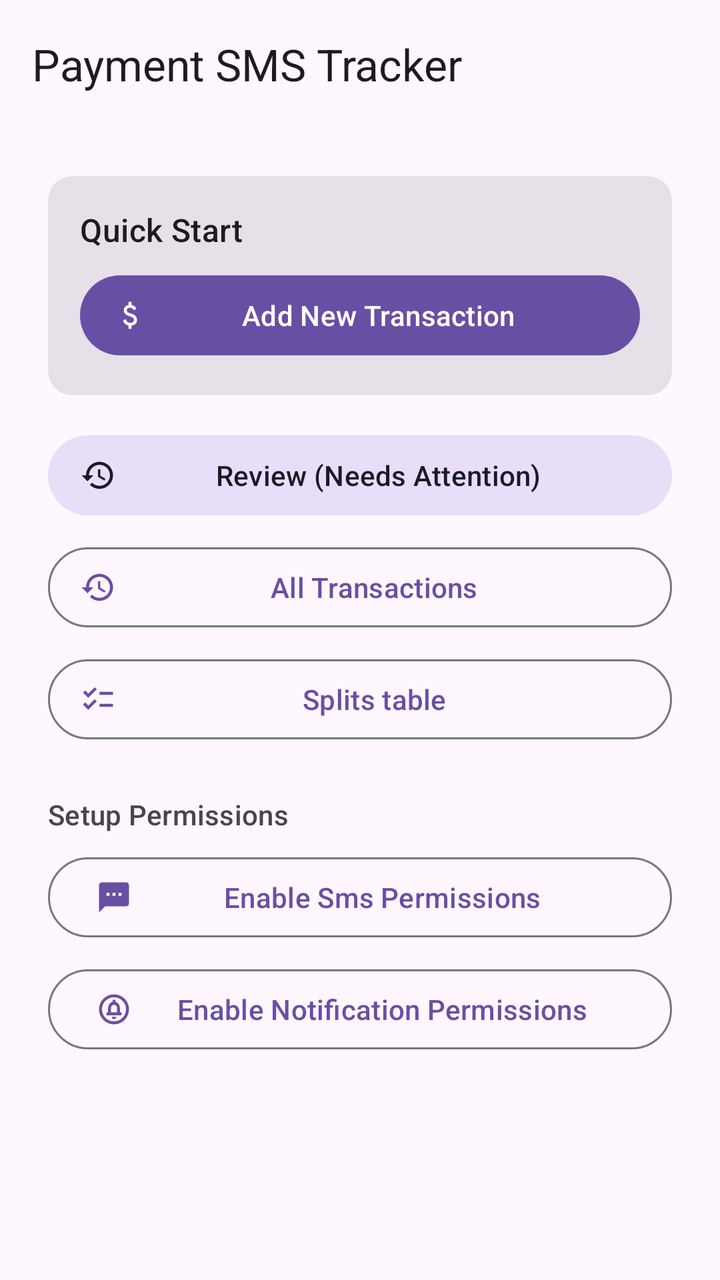
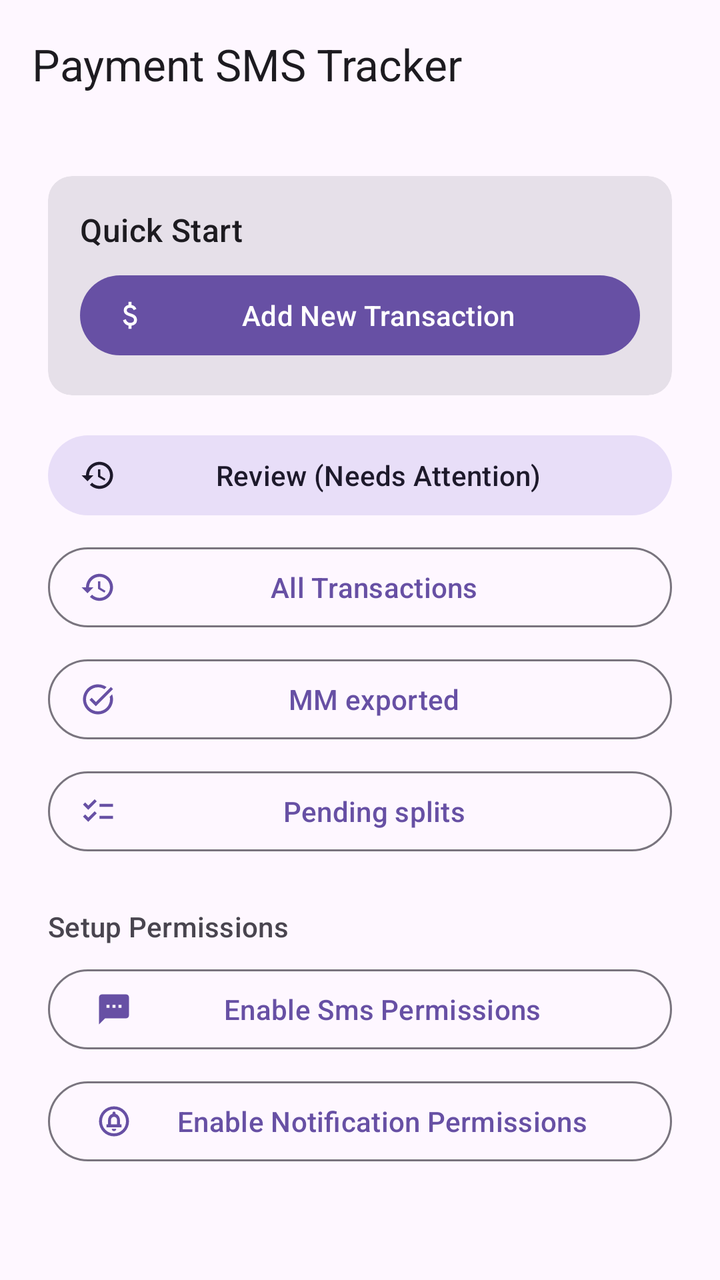

Compare the two renders of this Android layout. The source of the first and the diff that turns it into the second are given below.
<!-- AndroidManifest.xml: application theme Theme.PaymentSmsTracker -->
<!-- res/layout/activity_main.xml -->
<?xml version="1.0" encoding="utf-8"?>
<androidx.coordinatorlayout.widget.CoordinatorLayout xmlns:android="http://schemas.android.com/apk/res/android"
    xmlns:app="http://schemas.android.com/apk/res-auto"
    xmlns:tools="http://schemas.android.com/tools"
    android:layout_width="match_parent"
    android:layout_height="match_parent"
    android:fitsSystemWindows="true"
    tools:context=".MainActivity">

    <com.google.android.material.appbar.AppBarLayout
        android:layout_width="match_parent"
        android:layout_height="wrap_content">

        <com.google.android.material.appbar.MaterialToolbar
            android:id="@+id/toolbarHome"
            android:layout_width="match_parent"
            android:layout_height="?attr/actionBarSize"
            app:title="@string/payment_sms_tracker" />
    </com.google.android.material.appbar.AppBarLayout>

    <androidx.core.widget.NestedScrollView
        android:layout_width="match_parent"
        android:layout_height="match_parent"
        app:layout_behavior="@string/appbar_scrolling_view_behavior">

        <LinearLayout
            android:layout_width="match_parent"
            android:layout_height="wrap_content"
            android:orientation="vertical"
            android:padding="24dp">

            <com.google.android.material.card.MaterialCardView
                android:id="@+id/card_main_actions"
                style="?attr/materialCardViewFilledStyle"
                android:layout_width="match_parent"
                android:layout_height="wrap_content">

                <LinearLayout
                    android:layout_width="match_parent"
                    android:layout_height="wrap_content"
                    android:orientation="vertical"
                    android:padding="16dp">

                    <TextView
                        android:layout_width="wrap_content"
                        android:layout_height="wrap_content"
                        android:layout_marginBottom="8dp"
                        android:text="@string/quick_start"
                        android:textAppearance="?attr/textAppearanceTitleMedium" />

                    <com.google.android.material.button.MaterialButton
                        android:id="@+id/button_go_to_transaction"
                        style="@style/Widget.Material3.Button.Icon"
                        android:layout_width="match_parent"
                        android:layout_height="wrap_content"
                        android:text="@string/add_new_transaction"
                        app:icon="@drawable/outline_attach_money_24" />
                </LinearLayout>
            </com.google.android.material.card.MaterialCardView>

            <com.google.android.material.button.MaterialButton
                android:id="@+id/button_review_today"
                style="@style/Widget.Material3.Button.TonalButton.Icon"
                android:layout_width="match_parent"
                android:layout_height="wrap_content"
                android:layout_marginTop="16dp"
                android:text="@string/review_needs_attention"
                app:icon="@drawable/baseline_history_24" />

            <com.google.android.material.button.MaterialButton
                android:id="@+id/button_view_all_transactions"
                style="@style/Widget.Material3.Button.OutlinedButton.Icon"
                android:layout_width="match_parent"
                android:layout_height="wrap_content"
                android:layout_marginTop="8dp"
                android:text="@string/view_all_transactions"
                app:icon="@drawable/baseline_history_24" />

            <com.google.android.material.button.MaterialButton
                android:id="@+id/button_open_splits"
                style="@style/Widget.Material3.Button.OutlinedButton.Icon"
                android:layout_width="match_parent"
                android:layout_height="wrap_content"
                android:layout_marginTop="8dp"
                android:text="@string/splits_table"
                app:icon="@drawable/outline_checklist_24" />

            <TextView
                android:id="@+id/textView_setup_title"
                android:layout_width="wrap_content"
                android:layout_height="wrap_content"
                android:layout_marginTop="24dp"
                android:layout_marginBottom="8dp"
                android:text="@string/setup_permissions"
                android:textAppearance="?attr/textAppearanceTitleSmall"
                android:textColor="?attr/colorOnSurfaceVariant" />

            <com.google.android.material.button.MaterialButton
                android:id="@+id/button_enable_sms_feature"
                style="?attr/materialButtonOutlinedStyle"
                android:layout_width="match_parent"
                android:layout_height="wrap_content"
                android:text="@string/enable_sms_permissions"
                app:icon="@drawable/baseline_sms_24" />

            <com.google.android.material.button.MaterialButton
                android:id="@+id/your_button_to_enable_notifications"
                style="?attr/materialButtonOutlinedStyle"
                android:layout_width="match_parent"
                android:layout_height="wrap_content"
                android:layout_marginTop="8dp"
                android:text="@string/enable_notifications"
                app:icon="@drawable/outline_circle_notifications_24" />
        </LinearLayout>
    </androidx.core.widget.NestedScrollView>
</androidx.coordinatorlayout.widget.CoordinatorLayout>
<!-- resources referenced by this layout -->
<resources>
  <!-- drawable baseline_history_24 (drawable) -->
  <vector xmlns:android="http://schemas.android.com/apk/res/android" android:height="24dp" android:tint="#000000" android:viewportHeight="24" android:viewportWidth="24" android:width="24dp">
        
      <path android:fillColor="@android:color/white" android:pathData="M13,3c-4.97,0 -9,4.03 -9,9L1,12l3.89,3.89 0.07,0.14L9,12L6,12c0,-3.87 3.13,-7 7,-7s7,3.13 7,7 -3.13,7 -7,7c-1.93,0 -3.68,-0.79 -4.94,-2.06l-1.42,1.42C8.27,19.99 10.51,21 13,21c4.97,0 9,-4.03 9,-9s-4.03,-9 -9,-9zM12,8v5l4.28,2.54 0.72,-1.21 -3.5,-2.08L13.5,8L12,8z"/>
      
  </vector>
  <!-- drawable baseline_sms_24 (drawable) -->
  <vector xmlns:android="http://schemas.android.com/apk/res/android" android:height="24dp" android:tint="#000000" android:viewportHeight="24" android:viewportWidth="24" android:width="24dp">
        
      <path android:fillColor="@android:color/white" android:pathData="M20,2L4,2c-1.1,0 -1.99,0.9 -1.99,2L2,22l4,-4h14c1.1,0 2,-0.9 2,-2L22,4c0,-1.1 -0.9,-2 -2,-2zM9,11L7,11L7,9h2v2zM13,11h-2L11,9h2v2zM17,11h-2L15,9h2v2z"/>
      
  </vector>
  <!-- drawable outline_checklist_24 (drawable) -->
  <?xml version="1.0" encoding="utf-8"?>
  <vector xmlns:android="http://schemas.android.com/apk/res/android"
      android:width="24dp"
      android:height="24dp"
      android:viewportWidth="24"
      android:viewportHeight="24"
      android:tint="?attr/colorControlNormal">
      <path
          android:fillColor="@android:color/white"
          android:pathData="M22,7h-9v2h9V7zM22,15h-9v2h9v-2zM5.54,11L2,7.46l1.41,-1.41 2.12,2.12 4.24,-4.24L11.19,5.34 5.54,11zM5.54,19L2,15.46l1.41,-1.41 2.12,2.12 4.24,-4.24 1.42,1.41L5.54,19z" />
  </vector>
  <string name="add_new_transaction">Add New Transaction</string>
  <string name="enable_notifications">Enable Notification Permissions</string>
  <string name="enable_sms_permissions">Enable Sms Permissions</string>
  <string name="payment_sms_tracker">Payment SMS Tracker</string>
  <string name="quick_start">Quick Start</string>
  <string name="review_needs_attention">Review (Needs Attention)</string>
  <string name="setup_permissions">Setup Permissions</string>
  <string name="splits_table">Splits table</string>
  <string name="view_all_transactions">All Transactions</string>
  <style name="Theme.PaymentSmsTracker" parent="Base.Theme.PaymentSmsTracker" />
  <style name="Base.Theme.PaymentSmsTracker" parent="Theme.Material3.DayNight.NoActionBar">
      </style>
  <!-- unchanged entries left out for length: 2 -->
</resources>

<!-- the commit's change to res/layout/activity_main.xml (unified diff, before → after) -->
@@ -77,6 +77,15 @@
                 app:icon="@drawable/baseline_history_24" />
 
             <com.google.android.material.button.MaterialButton
+                android:id="@+id/button_view_exported"
+                style="@style/Widget.Material3.Button.OutlinedButton.Icon"
+                android:layout_width="match_parent"
+                android:layout_height="wrap_content"
+                android:layout_marginTop="8dp"
+                android:text="@string/exported_transactions"
+                app:icon="@drawable/outline_task_alt_24" />
+
+            <com.google.android.material.button.MaterialButton
                 android:id="@+id/button_open_splits"
                 style="@style/Widget.Material3.Button.OutlinedButton.Icon"
                 android:layout_width="match_parent"
<!-- resource entries referenced after the edit -->
@@ -24,14 +24,27 @@
           android:fillColor="@android:color/white"
           android:pathData="M22,7h-9v2h9V7zM22,15h-9v2h9v-2zM5.54,11L2,7.46l1.41,-1.41 2.12,2.12 4.24,-4.24L11.19,5.34 5.54,11zM5.54,19L2,15.46l1.41,-1.41 2.12,2.12 4.24,-4.24 1.42,1.41L5.54,19z" />
   </vector>
+  <!-- drawable outline_task_alt_24 (drawable) -->
+  <?xml version="1.0" encoding="utf-8"?>
+  <vector xmlns:android="http://schemas.android.com/apk/res/android"
+      android:width="24dp"
+      android:height="24dp"
+      android:viewportWidth="24"
+      android:viewportHeight="24"
+      android:tint="?attr/colorControlNormal">
+      <path
+          android:fillColor="@android:color/white"
+          android:pathData="M22,5.18L10.59,16.6l-4.24,-4.24l1.41,-1.41l2.83,2.83l10,-10L22,5.18zM19.79,10.22C19.92,10.79 20,11.39 20,12c0,4.42 -3.58,8 -8,8s-8,-3.58 -8,-8c0,-4.42 3.58,-8 8,-8c1.58,0 3.04,0.46 4.28,1.25l1.44,-1.44C16.1,2.67 14.13,2 12,2C6.48,2 2,6.48 2,12s4.48,10 10,10s10,-4.48 10,-10c0,-1.19 -0.22,-2.33 -0.6,-3.39L19.79,10.22z" />
+  </vector>
   <string name="add_new_transaction">Add New Transaction</string>
   <string name="enable_notifications">Enable Notification Permissions</string>
   <string name="enable_sms_permissions">Enable Sms Permissions</string>
+  <string name="exported_transactions">MM exported</string>
   <string name="payment_sms_tracker">Payment SMS Tracker</string>
   <string name="quick_start">Quick Start</string>
   <string name="review_needs_attention">Review (Needs Attention)</string>
   <string name="setup_permissions">Setup Permissions</string>
-  <string name="splits_table">Splits table</string>
+  <string name="splits_table">Pending splits</string>
   <string name="view_all_transactions">All Transactions</string>
   <style name="Theme.PaymentSmsTracker" parent="Base.Theme.PaymentSmsTracker" />
   <style name="Base.Theme.PaymentSmsTracker" parent="Theme.Material3.DayNight.NoActionBar">
